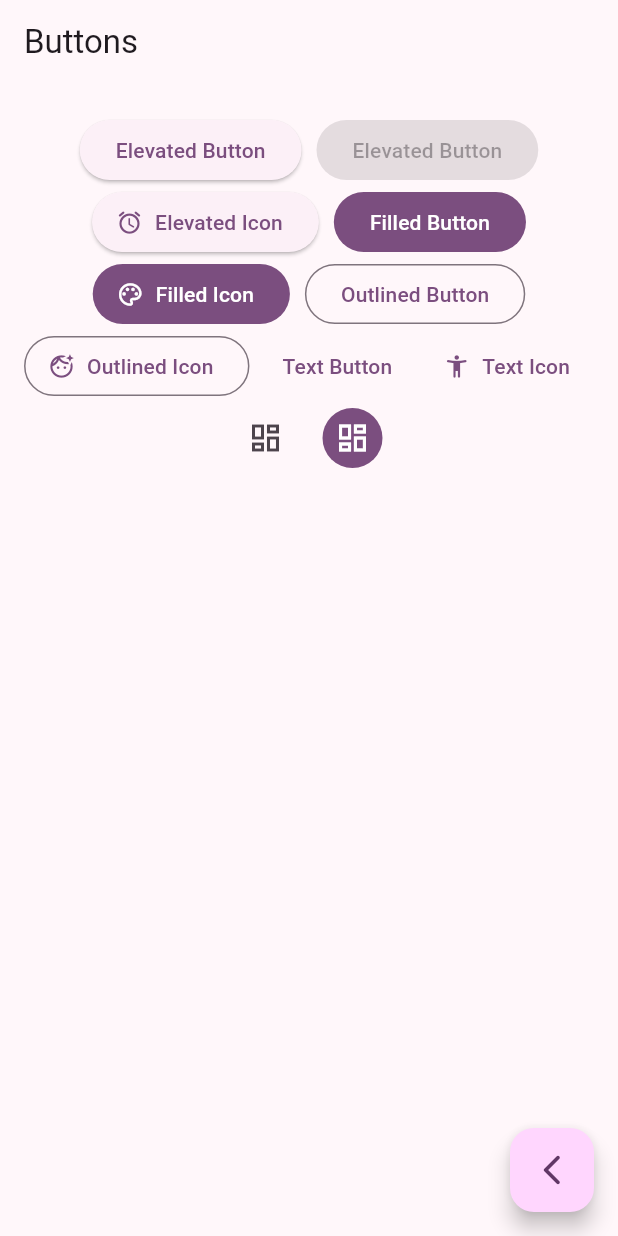
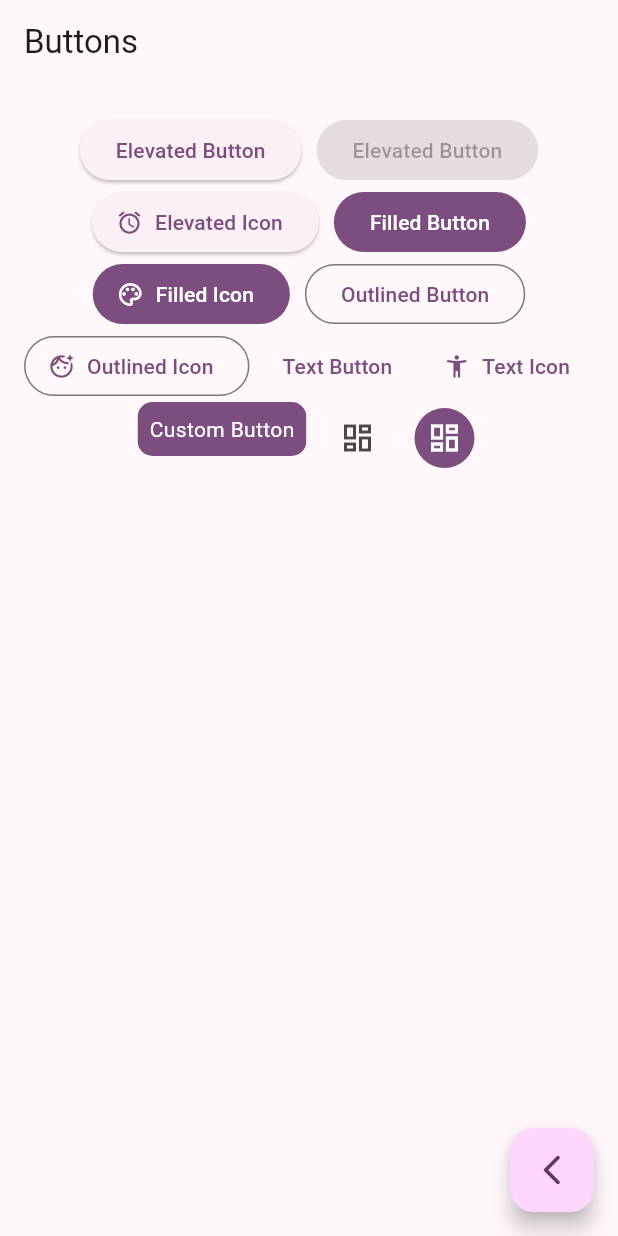
Before and after one commit to dcavadiam/widgets-app, a Flutter app: the ButtonsScreen screen opened by its route, on a phone screen of 412 x 824 dp. Run offline on Flutter 3.47's test engine with Material 3 defaults, Android fonts, the phone set to English and light mode, and no system bars; our stand-ins replace go_router.

Commit message:
add custom button

```diff
--- a/lib/presentation/screens/buttons/buttons_screen.dart
+++ b/lib/presentation/screens/buttons/buttons_screen.dart
@@ -68,6 +68,7 @@ class _ButtonsView extends StatelessWidget {
                   label: const Text('Text Icon')),
 
               //TODO: Add custom button
+              const CustomButton(),
 
               IconButton(
                   onPressed: () {}, icon: const Icon(Icons.dashboard_outlined)),
@@ -83,3 +84,27 @@ class _ButtonsView extends StatelessWidget {
     );
   }
 }
+
+class CustomButton extends StatelessWidget {
+  const CustomButton({super.key});
+
+  @override
+  Widget build(BuildContext context) {
+    final colors = Theme.of(context).colorScheme;
+    return ClipRRect(
+      borderRadius: BorderRadius.circular(10),
+      child: Material(
+          color: colors.primary,
+          child: InkWell(
+            onTap: () {},
+            child: const Padding(
+              padding: EdgeInsets.all(8.0),
+              child: Text(
+                'Custom Button',
+                style: TextStyle(color: Colors.white),
+              ),
+            ),
+          )),
+    );
+  }
+}
```
